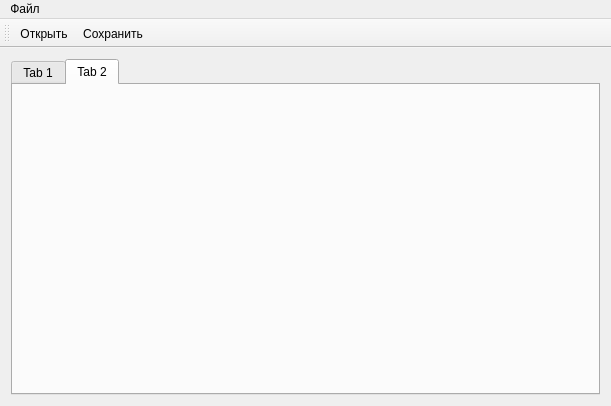
This is terminal/src/mainwindow.ui in Automiq/alpha.protort as Qt 5 draws it before an edit. The edited form follows.
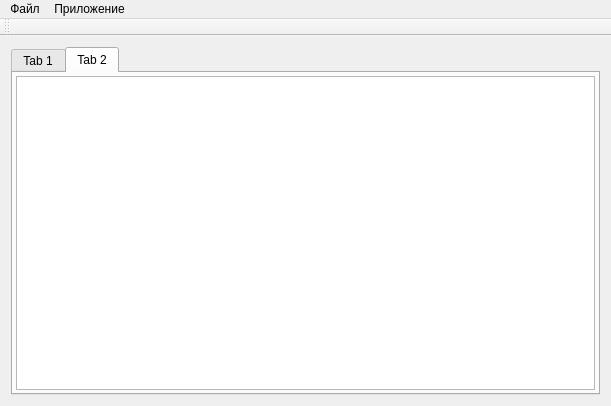
This is the edited form. The open tabs and pages were chosen to show the change.

Commit message: изменён внешний вид

Diff of the .ui file:
```diff
--- a/terminal/src/mainwindow.ui
+++ b/terminal/src/mainwindow.ui
@@ -56,6 +56,26 @@
        <attribute name="title">
         <string>Tab 2</string>
        </attribute>
+       <layout class="QVBoxLayout" name="verticalLayout_2">
+        <property name="spacing">
+         <number>1</number>
+        </property>
+        <property name="leftMargin">
+         <number>3</number>
+        </property>
+        <property name="topMargin">
+         <number>3</number>
+        </property>
+        <property name="rightMargin">
+         <number>3</number>
+        </property>
+        <property name="bottomMargin">
+         <number>3</number>
+        </property>
+        <item>
+         <widget class="QTextEdit" name="current_descr_label"/>
+        </item>
+       </layout>
       </widget>
      </widget>
     </item>
@@ -84,8 +104,17 @@
     <addaction name="close_file"/>
     <addaction name="separator"/>
     <addaction name="exit"/>
+    <addaction name="menuType_Here"/>
+   </widget>
+   <widget class="QMenu" name="menu_2">
+    <property name="title">
+     <string>Приложение</string>
+    </property>
+    <addaction name="action_2"/>
+    <addaction name="action_3"/>
    </widget>
    <addaction name="menu"/>
+   <addaction name="menu_2"/>
   </widget>
   <widget class="QToolBar" name="mainToolBar">
    <attribute name="toolBarArea">
@@ -94,8 +123,6 @@
    <attribute name="toolBarBreak">
     <bool>false</bool>
    </attribute>
-   <addaction name="open_file"/>
-   <addaction name="save_file"/>
   </widget>
   <action name="action">
    <property name="text">
@@ -117,12 +144,7 @@
   </action>
   <action name="open_file">
    <property name="text">
-    <string>Открыть</string>
-   </property>
-  </action>
-  <action name="save_file">
-   <property name="text">
-    <string>Сохранить</string>
+    <string>Схему развёртывания</string>
    </property>
   </action>
   <action name="close_file">
```
Left out of the diff: 95 changed lines with no effect on the pictures. The commit also changes 2 other files.
